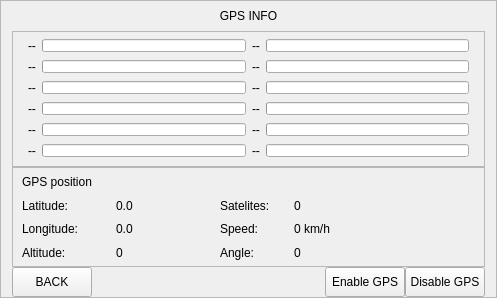
dotevo/Pilocik, file Pilocik/gpsinfowindow.ui: the form before one commit.
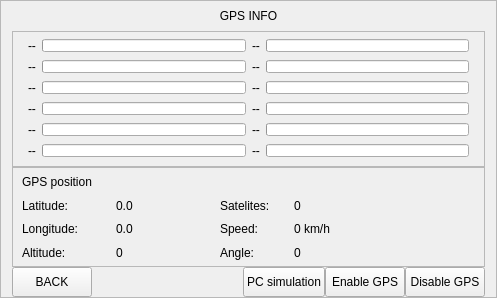
The form after the commit.

```diff
--- a/Pilocik/gpsinfowindow.ui
+++ b/Pilocik/gpsinfowindow.ui
@@ -620,6 +620,19 @@
      </property>
     </widget>
    </item>
+   <item row="3" column="4">
+    <widget class="QPushButton" name="pcSimBtn">
+     <property name="minimumSize">
+      <size>
+       <width>0</width>
+       <height>30</height>
+      </size>
+     </property>
+     <property name="text">
+      <string>PC simulation</string>
+     </property>
+    </widget>
+   </item>
   </layout>
  </widget>
  <resources/>
```
